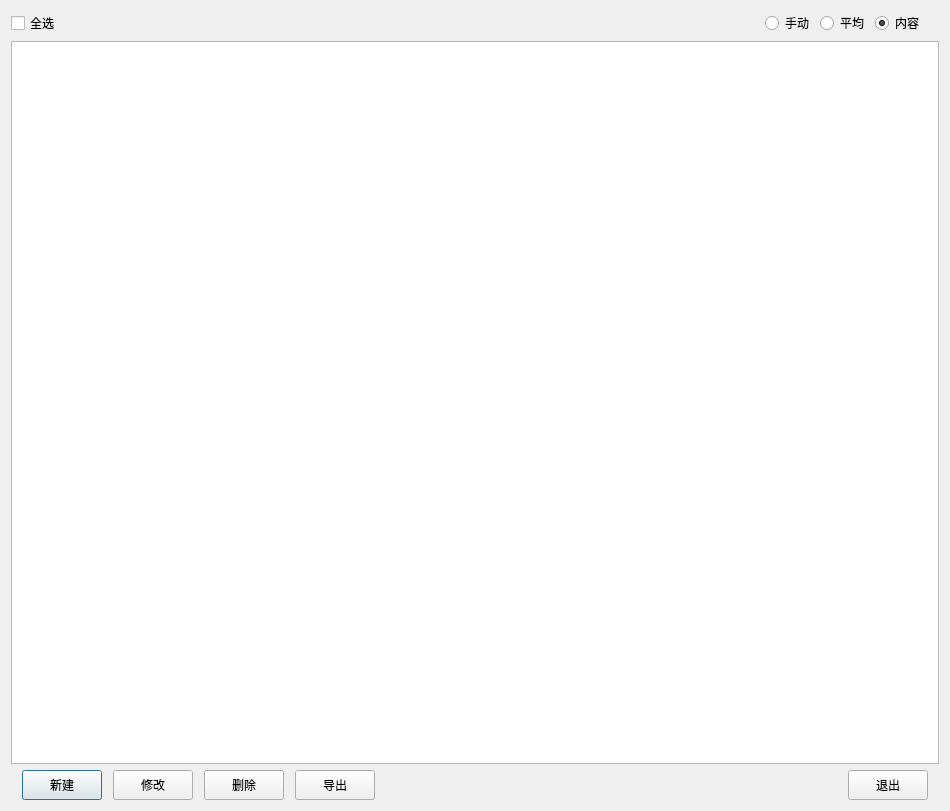
This is Qt/ERP/dialogmaterialmanage.ui in superp2017/NTERP as Qt 5 draws it before an edit. The edited form follows.
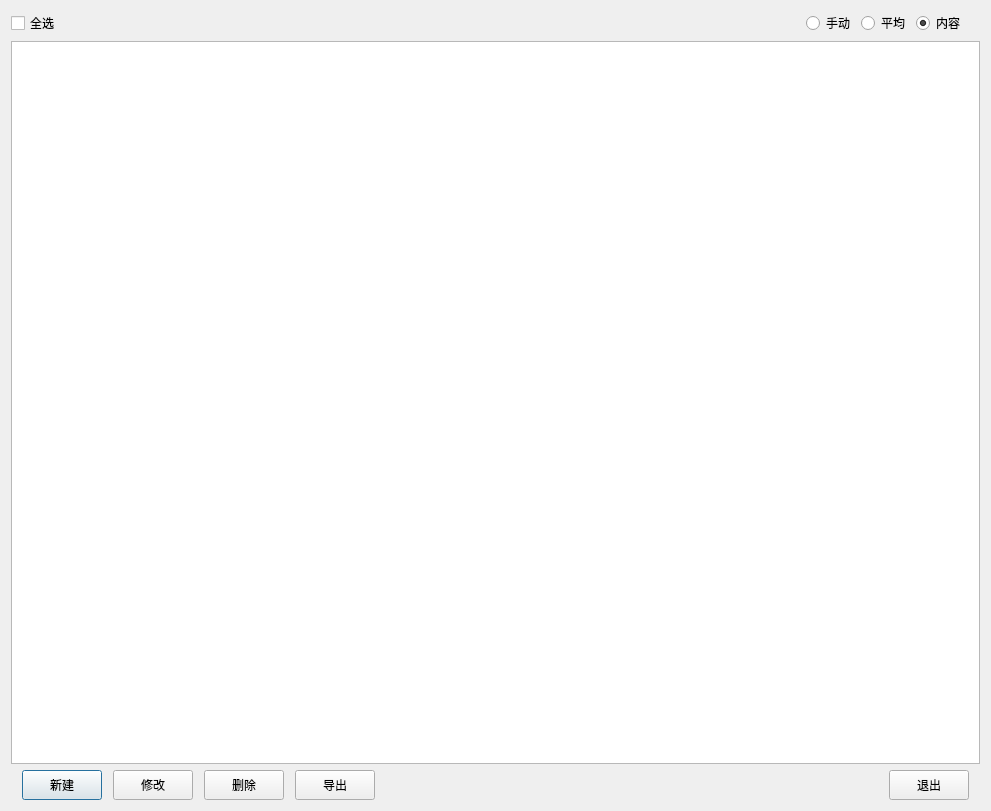
This is the edited form. Custom widgets are drawn as their Qt base class.

Patch:
```diff
--- a/Qt/ERP/dialogmaterialmanage.ui
+++ b/Qt/ERP/dialogmaterialmanage.ui
@@ -6,7 +6,7 @@
    <rect>
     <x>0</x>
     <y>0</y>
-    <width>950</width>
+    <width>991</width>
     <height>811</height>
    </rect>
   </property>
```
